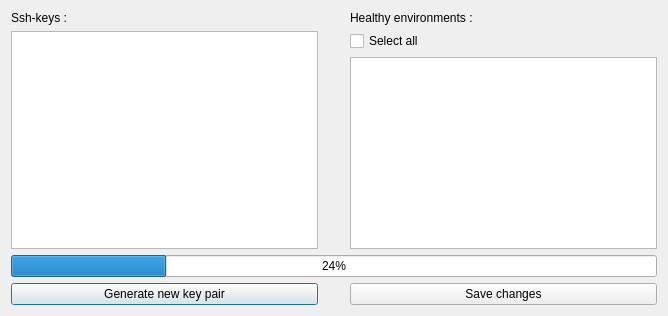
This is hub/forms/DlgGenerateSshKey.ui in subutai-io/control-center as Qt 5 draws it before an edit. The edited form follows.
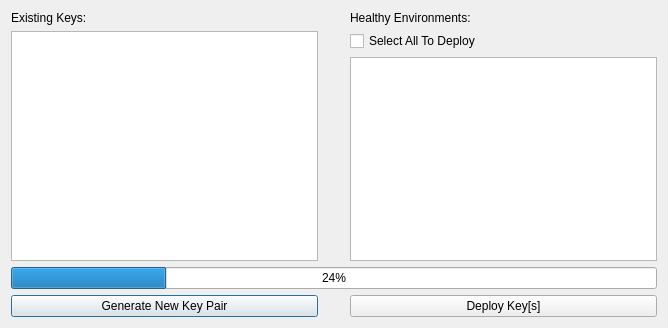
This is the edited form. Icons and pictures are not drawn.

What changed in the file:
```diff
--- a/hub/forms/DlgGenerateSshKey.ui
+++ b/hub/forms/DlgGenerateSshKey.ui
@@ -7,7 +7,7 @@
     <x>0</x>
     <y>0</y>
     <width>668</width>
-    <height>303</height>
+    <height>328</height>
    </rect>
   </property>
   <property name="sizePolicy">
@@ -35,7 +35,7 @@
         </sizepolicy>
        </property>
        <property name="text">
-        <string>Ssh-keys :</string>
+        <string>Existing Keys:</string>
        </property>
       </widget>
      </item>
@@ -48,7 +48,7 @@
         </sizepolicy>
        </property>
        <property name="text">
-        <string>Healthy environments :</string>
+        <string>Healthy Environments:</string>
        </property>
       </widget>
      </item>
@@ -89,7 +89,7 @@
        <item row="0" column="0">
         <widget class="QCheckBox" name="chk_select_all">
          <property name="text">
-          <string>Select all</string>
+          <string>Select All To Deploy</string>
          </property>
         </widget>
        </item>
@@ -130,14 +130,14 @@
      <item row="4" column="0">
       <widget class="QPushButton" name="btn_generate_new_key">
        <property name="text">
-        <string>Generate new key pair</string>
+        <string>Generate New Key Pair</string>
        </property>
       </widget>
      </item>
      <item row="4" column="2">
       <widget class="QPushButton" name="btn_send_to_hub">
        <property name="text">
-        <string>Save changes</string>
+        <string>Deploy Key[s]</string>
        </property>
       </widget>
      </item>
```
Left out of the diff: 2 changed lines with no effect on the pictures.
